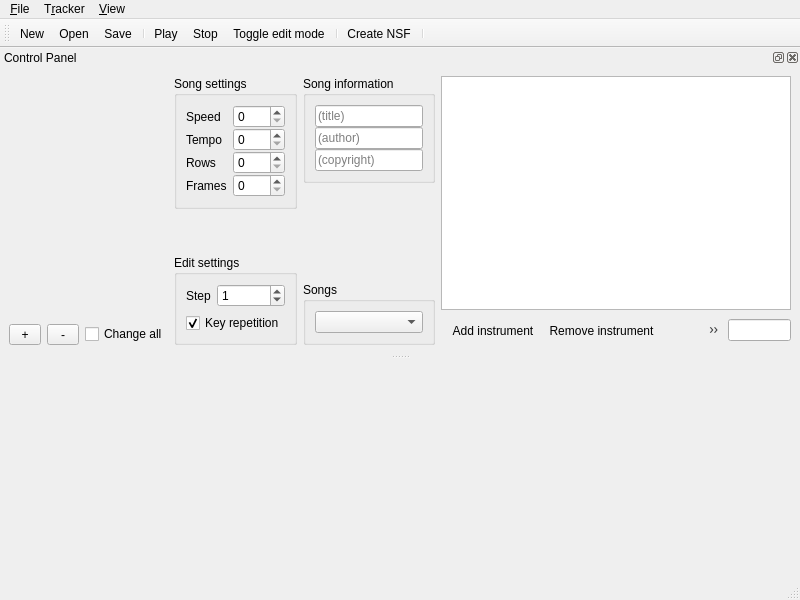
Before: the Qt Designer form src/qt-gui/mainwindow.ui in nukep/famitracker-cx, drawn with Qt 5.
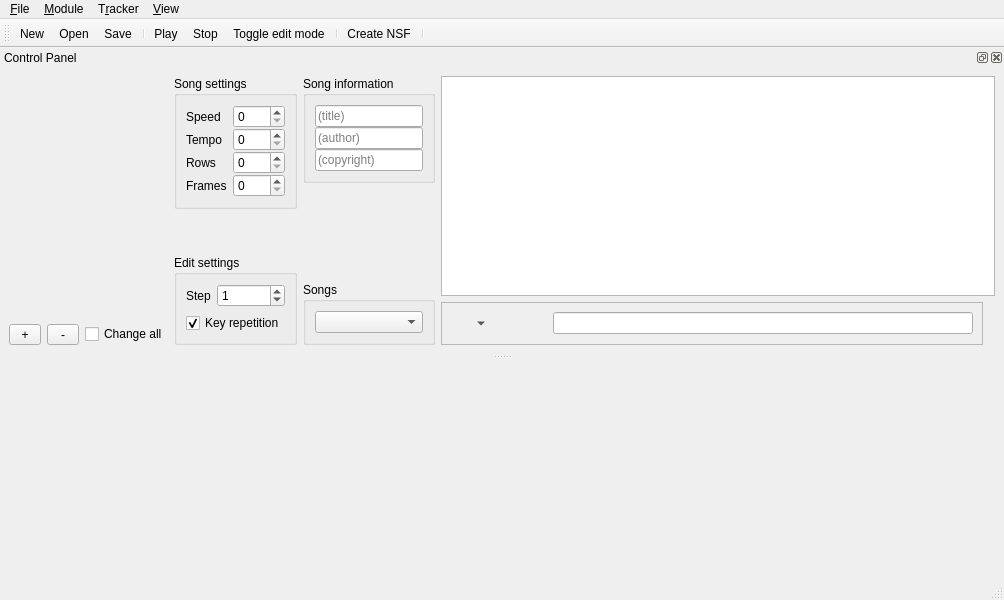
After: the same form once the commit is applied. Custom widgets are drawn as their Qt base class.

Commit message: qt-gui: Module properties added and working (sans file importing)

What changed in the file:
```diff
--- a/src/qt-gui/mainwindow.ui
+++ b/src/qt-gui/mainwindow.ui
@@ -6,7 +6,7 @@
    <rect>
     <x>0</x>
     <y>0</y>
-    <width>800</width>
+    <width>1004</width>
     <height>600</height>
    </rect>
   </property>
@@ -35,7 +35,7 @@
     <rect>
      <x>0</x>
      <y>0</y>
-     <width>800</width>
+     <width>1004</width>
      <height>25</height>
     </rect>
    </property>
@@ -80,7 +80,14 @@
     <addaction name="actionPlay_and_loop"/>
     <addaction name="action_Stop"/>
    </widget>
+   <widget class="QMenu" name="menu_Module">
+    <property name="title">
+     <string>&amp;Module</string>
+    </property>
+    <addaction name="actionModule_Properties"/>
+   </widget>
    <addaction name="menu_File"/>
+   <addaction name="menu_Module"/>
    <addaction name="menuT_racker"/>
    <addaction name="menu_View"/>
   </widget>
@@ -343,21 +350,7 @@
         <property name="margin">
          <number>0</number>
         </property>
-        <item row="1" column="0">
-         <widget class="QToolBar" name="toolBar2">
-          <property name="windowTitle">
-           <string>toolBar</string>
-          </property>
-          <addaction name="actionAdd_instrument"/>
-          <addaction name="actionRemove_instrument"/>
-          <addaction name="actionEdit_instrument"/>
-          <addaction name="separator"/>
-         </widget>
-        </item>
-        <item row="1" column="1">
-         <widget class="QLineEdit" name="instrumentName"/>
-        </item>
-        <item row="0" column="0" colspan="2">
+        <item row="0" column="1" colspan="3">
          <widget class="QListWidget" name="instruments">
           <property name="verticalScrollBarPolicy">
            <enum>Qt::ScrollBarAlwaysOff</enum>
@@ -370,6 +363,45 @@
           </property>
          </widget>
         </item>
+        <item row="1" column="1">
+         <widget class="QFrame" name="frame">
+          <property name="frameShape">
+           <enum>QFrame::StyledPanel</enum>
+          </property>
+          <property name="frameShadow">
+           <enum>QFrame::Raised</enum>
+          </property>
+          <layout class="QHBoxLayout" name="horizontalLayout">
+           <item>
+            <widget class="QToolButton" name="addInstrument_button">
+             <property name="popupMode">
+              <enum>QToolButton::MenuButtonPopup</enum>
+             </property>
+             <property name="autoRaise">
+              <bool>true</bool>
+             </property>
+            </widget>
+           </item>
+           <item>
+            <widget class="QToolButton" name="removeInstrument_button">
+             <property name="autoRaise">
+              <bool>true</bool>
+             </property>
+            </widget>
+           </item>
+           <item>
+            <widget class="QToolButton" name="editInstrument_button">
+             <property name="autoRaise">
+              <bool>true</bool>
+             </property>
+            </widget>
+           </item>
+           <item>
+            <widget class="QLineEdit" name="instrumentName"/>
+           </item>
+          </layout>
+         </widget>
+        </item>
        </layout>
       </widget>
      </item>
```
Left out of the diff: 8 changed lines with no effect on the pictures. The commit also changes 9 other files.
